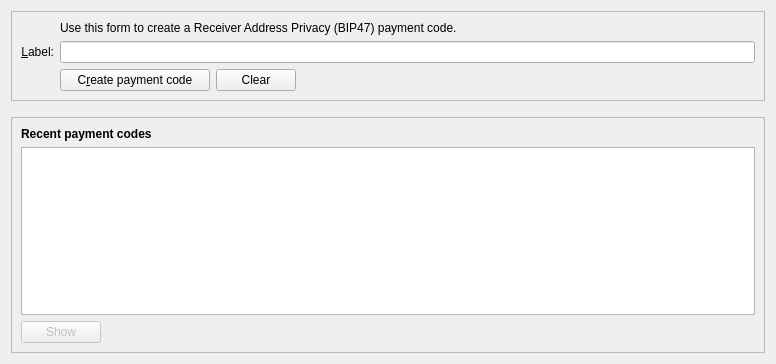
Old version of the form src/qt/forms/createpcodedialog.ui in the repository firoorg/firo.
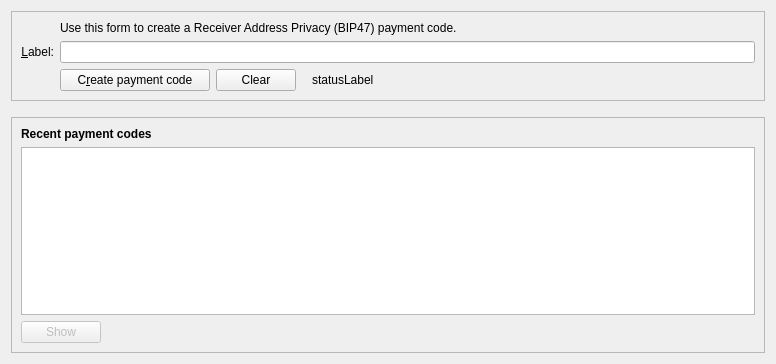
New version of the form. Icons and pictures are not drawn.

What changed in the file:
```diff
--- a/src/qt/forms/createpcodedialog.ui
+++ b/src/qt/forms/createpcodedialog.ui
@@ -98,14 +98,30 @@
             <property name="orientation">
              <enum>Qt::Horizontal</enum>
             </property>
+            <property name="sizeType">
+             <enum>QSizePolicy::Minimum</enum>
+            </property>
             <property name="sizeHint" stdset="0">
              <size>
-              <width>40</width>
+              <width>10</width>
               <height>20</height>
              </size>
             </property>
            </spacer>
           </item>
+          <item>
+           <widget class="QLabel" name="statusLabel">
+            <property name="sizePolicy">
+             <sizepolicy hsizetype="Expanding" vsizetype="Preferred">
+              <horstretch>0</horstretch>
+              <verstretch>0</verstretch>
+             </sizepolicy>
+            </property>
+            <property name="text">
+             <string>statusLabel</string>
+            </property>
+           </widget>
+          </item>
          </layout>
         </item>
         <item row="5" column="0">
```
Left out of the diff: 19 changed lines with no effect on the pictures.
